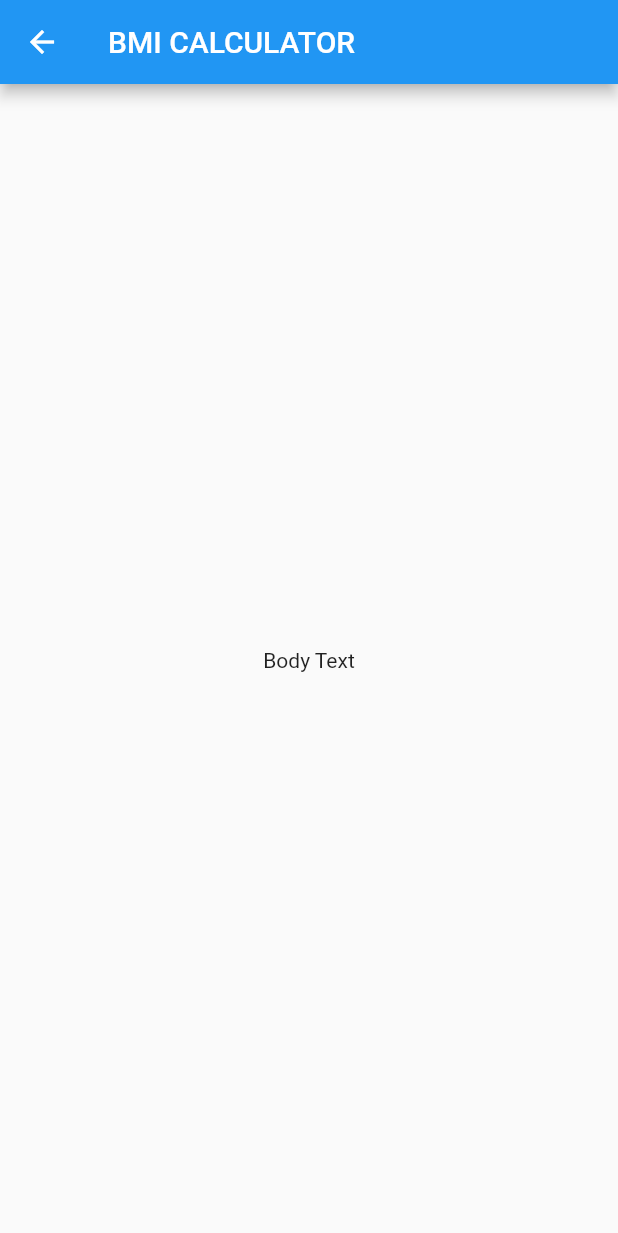
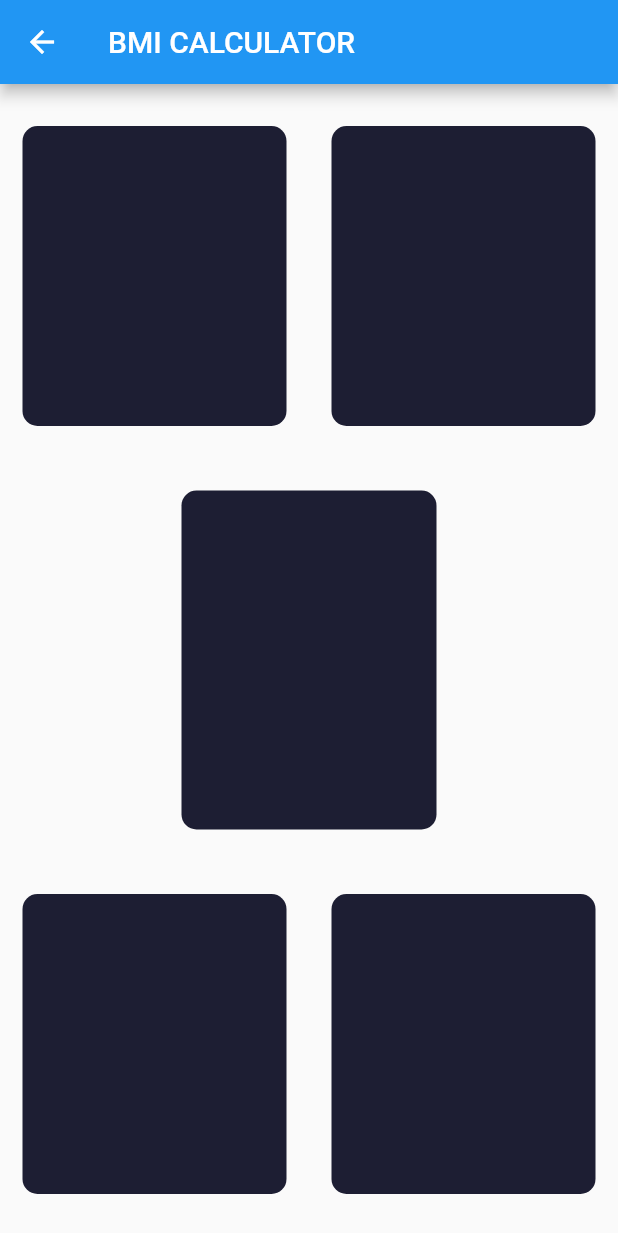
Before and after one commit to md-bd/flutter-projects, a Flutter app: the InputPage screen opened directly, on a phone screen of 412 x 824 dp. Shown: the top 1233 px of the screen. Run offline on Flutter 3.47's test engine with Material 2 defaults, Android fonts, the light colour scheme and no system bars; our stand-ins replace audioplayers, rflutter_alert.

Commit message:
refactor flutter widget done

```diff
--- a/CourseApplications/bmi_calculator/lib/input_page.dart
+++ b/CourseApplications/bmi_calculator/lib/input_page.dart
@@ -13,9 +13,44 @@
       appBar: AppBar(
         title: Text('BMI CALCULATOR'),
       ),
-      body: Center(
-        child: Text('Body Text'),
+      body: Column(
+        children: [
+          Expanded(
+            child: Row(
+              children: [
+                Expanded(child: ReusableCard(colour: Color(0xFF1D1E33),),),
+                Expanded(child: ReusableCard(colour: Color(0xFF1D1E33),),),
+              ],
+          ),),
+          Expanded(child: ReusableCard(colour: Color(0xFF1D1E33),),),
+          Expanded(
+            child: Row(
+              children: [
+                Expanded(child: ReusableCard(colour: Color(0xFF1D1E33),),),
+                Expanded(child: ReusableCard(colour: Color(0xFF1D1E33),),),
+              ],
+            ),),
+        ],
       ),
     );
   }
 }
+
+class ReusableCard extends StatelessWidget {
+  ReusableCard({required this.colour});
+
+  final Color colour;
+
+  @override
+  Widget build(BuildContext context) {
+    return Container(
+      margin: EdgeInsets.all(15.0),
+      decoration: BoxDecoration(
+        borderRadius: BorderRadius.circular(10.0),
+        color: colour,
+      ),
+      height: 200.0,
+      width: 170.0,
+    );
+  }
+}
```
